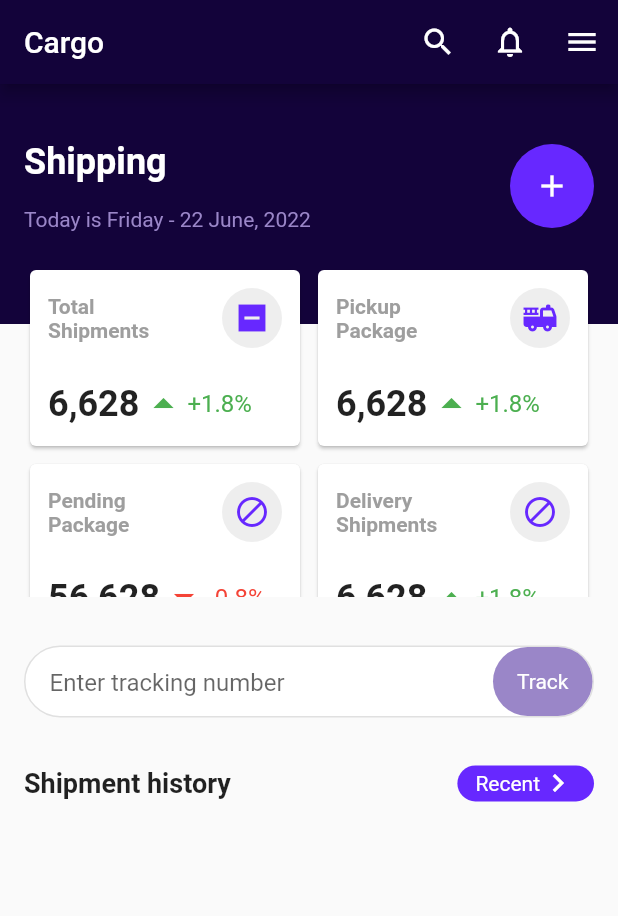
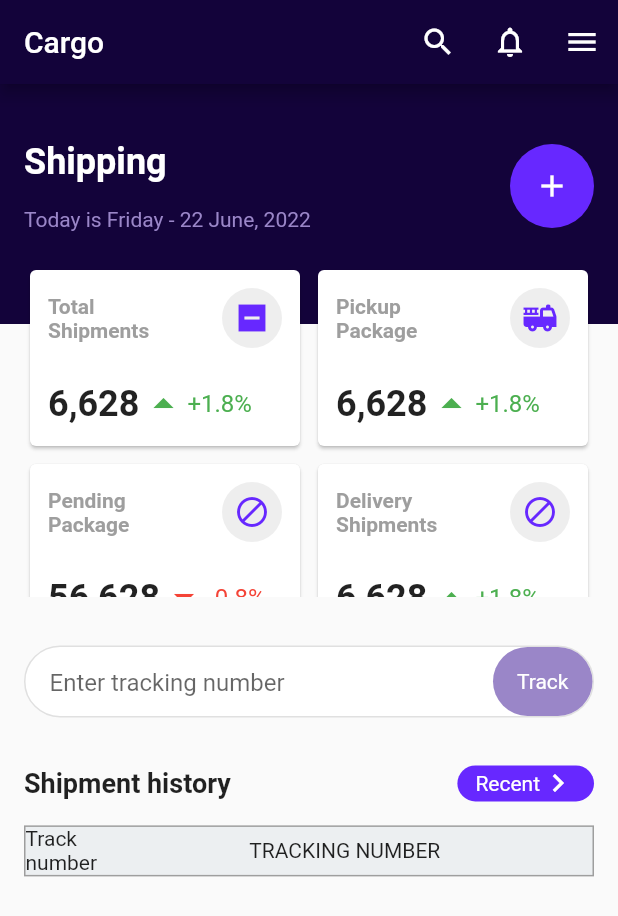
Before and after one commit to JAICHANGPARK/flutter_notebook_chapter_24, a Flutter app: the CargoShippingMainPage screen opened directly, on a phone screen of 412 x 824 dp. Shown: the top 916 px of the screen. Run offline on Flutter 3.47's test engine with Material 2 defaults, Android fonts, the phone set to English and light mode, and no system bars.

Commit message:
Update cargo_shipping_main_page.dart

```diff
--- a/lib/ep1351_cargo_shipping_app/view/cargo_shipping_main_page.dart
+++ b/lib/ep1351_cargo_shipping_app/view/cargo_shipping_main_page.dart
@@ -320,7 +320,7 @@ class _CargoShippingMainPageState extends State<CargoShippingMainPage> {
                   color: Colors.grey[300]!,
                 ),
               ),
-              padding: EdgeInsets.only(
+              padding: const EdgeInsets.only(
                 left: 16,
               ),
               child: Row(
@@ -359,7 +359,7 @@ class _CargoShippingMainPageState extends State<CargoShippingMainPage> {
               child: Row(
                 mainAxisAlignment: MainAxisAlignment.spaceBetween,
                 children: [
-                  Text(
+                  const Text(
                     "Shipment history",
                     style: TextStyle(
                       fontWeight: FontWeight.bold,
@@ -371,21 +371,42 @@ class _CargoShippingMainPageState extends State<CargoShippingMainPage> {
                       color: _accentColor,
                       borderRadius: BorderRadius.circular(16),
                     ),
-                    padding: EdgeInsets.symmetric(horizontal: 12),
+                    padding: const EdgeInsets.symmetric(horizontal: 12),
                     child: Row(
                       children: [
-                        Text(
+                        const Text(
                           "Recent",
                           style: TextStyle(
                             color: Colors.white,
                           ),
                         ),
-                        Icon(
+                        const Icon(
                           Icons.keyboard_arrow_right_outlined,
                           color: Colors.white,
                         )
                       ],
                     ),
+                  )
+                ],
+              ),
+            ),
+            Container(
+              margin: EdgeInsets.symmetric(horizontal: 16),
+              decoration: BoxDecoration(
+                color: Colors.blueGrey[50],
+                border: Border.all(color: Colors.grey),
+              ),
+              child: Column(
+                children: [
+                  Row(
+                    children: [
+                      Text('Track\nnumber'),
+                      Expanded(
+                        child: Column(
+                          children: [Text("TRACKING NUMBER")],
+                        ),
+                      )
+                    ],
                   )
                 ],
               ),
```
